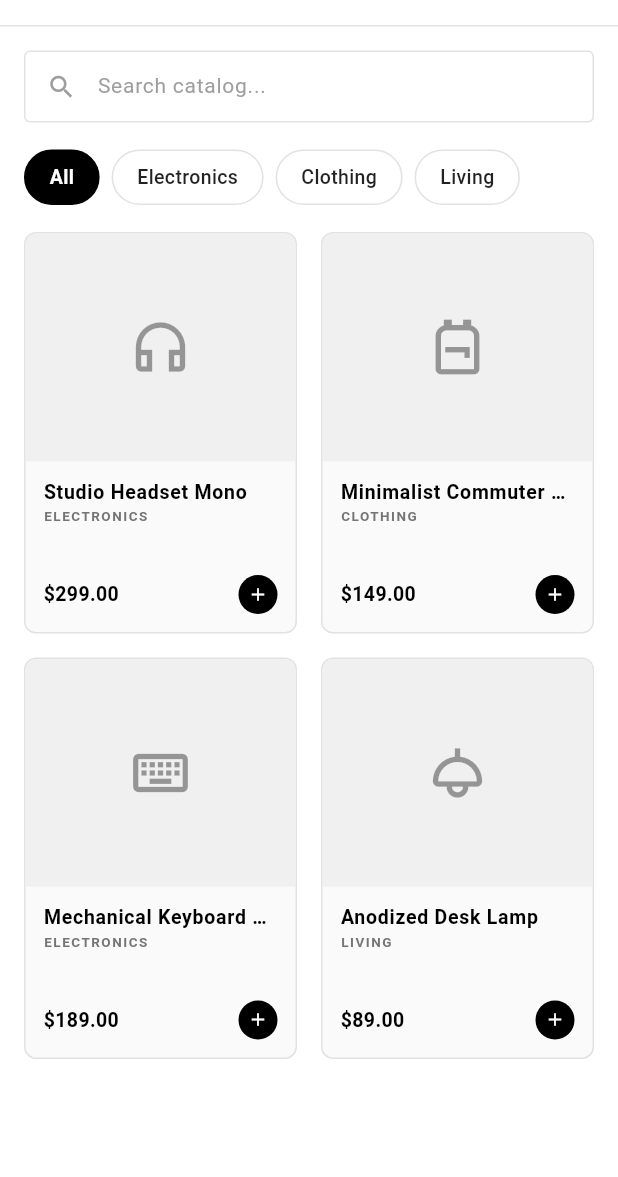
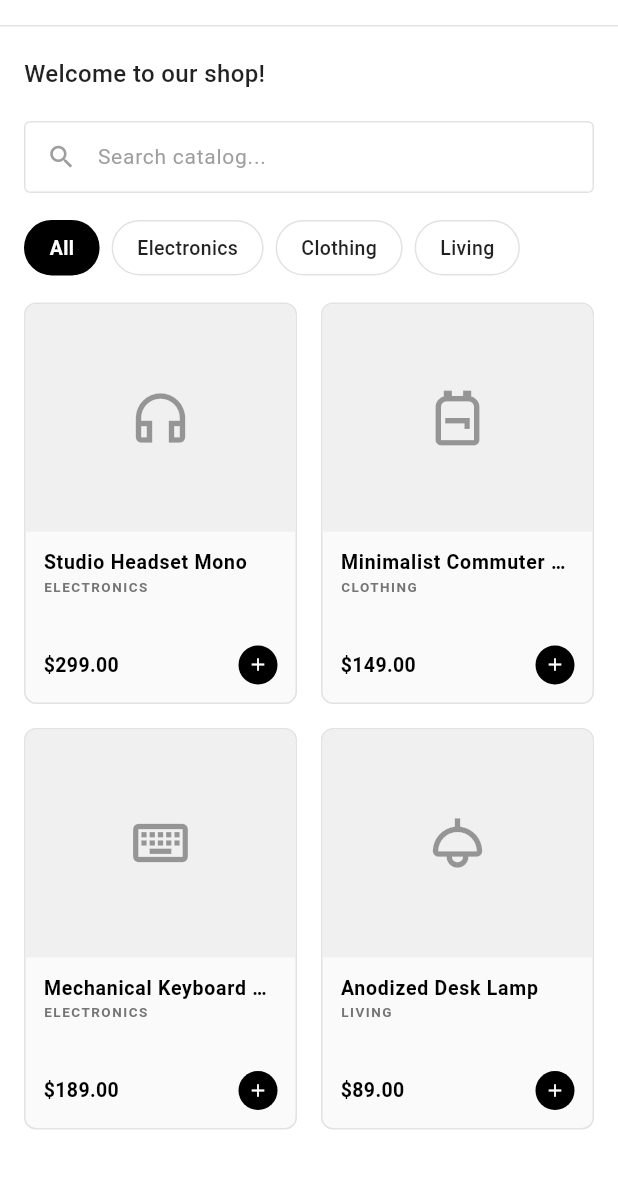
Before and after one commit to tanishpashte/Flagforge, a Flutter app: the screen it shows after launch, on a phone screen of 412 x 824 dp, the part 59-1236 px from its top. Run offline on Flutter 3.47's test engine with Material 3 defaults, Android fonts, the phone set to English and light mode, and no system bars; Roboto replaces fonts that are missing (SpaceGrotesk).

Commit message:
feat: implement conditional layout slots for banner, greeting, and chatbot

```diff
--- a/client_flutter/lib/main.dart
+++ b/client_flutter/lib/main.dart
@@ -115,13 +115,35 @@ class Product {
 }
 
 class ECommerceDashboard extends StatefulWidget {
-  const ECommerceDashboard({super.key});
+  final String? welcomeMessage;
+  final bool? showSpecialOffer;
+  final bool? showChatbot;
+
+  const ECommerceDashboard({
+    super.key,
+    this.welcomeMessage,
+    this.showSpecialOffer,
+    this.showChatbot,
+  });
 
   @override
   State<ECommerceDashboard> createState() => _ECommerceDashboardState();
 }
 
 class _ECommerceDashboardState extends State<ECommerceDashboard> {
+  // Local state mapping
+  late String welcomeMessage;
+  late bool showSpecialOffer;
+  late bool showChatbot;
+
+  @override
+  void initState() {
+    super.initState();
+    welcomeMessage = widget.welcomeMessage ?? "Welcome to our shop!";
+    showSpecialOffer = widget.showSpecialOffer ?? false;
+    showChatbot = widget.showChatbot ?? false;
+  }
+
   // Static mock items
   static const List<Product> _products = [
     Product(
@@ -220,6 +242,19 @@ class _ECommerceDashboardState extends State<ECommerceDashboard> {
             // Minimal Divider
             Container(height: 1, color: borderColor),
 
+            // Greeting Widget
+            Padding(
+              padding: const EdgeInsets.fromLTRB(16, 20, 16, 4),
+              child: Text(
+                welcomeMessage,
+                style: TextStyle(
+                  fontSize: 16,
+                  fontWeight: FontWeight.w500,
+                  color: isDark ? Colors.white70 : Colors.black87,
+                ),
+              ),
+            ),
+
             // Search Input
             Padding(
               padding: const EdgeInsets.fromLTRB(16, 16, 16, 8),
@@ -300,6 +335,40 @@ class _ECommerceDashboardState extends State<ECommerceDashboard> {
                 }).toList(),
               ),
             ),
+
+            if (showSpecialOffer)
+              Padding(
+                padding: const EdgeInsets.symmetric(horizontal: 16, vertical: 8),
+                child: Container(
+                  width: double.infinity,
+                  padding: const EdgeInsets.symmetric(horizontal: 16, vertical: 12),
+                  decoration: BoxDecoration(
+                    gradient: const LinearGradient(
+                      colors: [Color(0xFFFF0055), Color(0xFFFF5500)],
+                      begin: Alignment.topLeft,
+                      end: Alignment.bottomRight,
+                    ),
+                    borderRadius: BorderRadius.circular(8),
+                  ),
+                  child: Row(
+                    children: [
+                      const Icon(Icons.local_offer_outlined, color: Colors.white, size: 20),
+                      const SizedBox(width: 10),
+                      const Expanded(
+                        child: Text(
+                          'SPECIAL OFFER: Use code ESSENTIALS20 for 20% off!',
+                          style: TextStyle(
+                            color: Colors.white,
+                            fontSize: 13,
+                            fontWeight: FontWeight.bold,
+                            letterSpacing: 0.5,
+                          ),
+                        ),
+                      ),
+                    ],
+                  ),
+                ),
+              ),
 
             // Catalog grid feed
             Expanded(
@@ -436,6 +505,54 @@ class _ECommerceDashboardState extends State<ECommerceDashboard> {
           ],
         ),
       ),
+      floatingActionButton: showChatbot
+          ? FloatingActionButton(
+              onPressed: () => _showChatbotDialog(context),
+              backgroundColor: isDark ? Colors.white : Colors.black,
+              foregroundColor: isDark ? Colors.black : Colors.white,
+              child: const Icon(Icons.chat_bubble_outline),
+            )
+          : null,
+    );
+  }
+
+  void _showChatbotDialog(BuildContext context) {
+    showDialog(
+      context: context,
+      builder: (context) {
+        final isDark = Theme.of(context).brightness == Brightness.dark;
+        return AlertDialog(
+          backgroundColor: isDark ? const Color(0xFF121212) : const Color(0xFFFFFFFF),
+          surfaceTintColor: Colors.transparent,
+          shape: RoundedRectangleBorder(
+            borderRadius: BorderRadius.circular(12),
+            side: BorderSide(
+              color: isDark ? const Color(0xFF282828) : const Color(0xFFE2E2E2),
+            ),
+          ),
+          title: const Text(
+            'SHOP ASSISTANT',
+            style: TextStyle(
+              fontSize: 16,
+              fontWeight: FontWeight.w800,
+              letterSpacing: 1.0,
+            ),
+          ),
+          content: const Text('Hello! How can I assist you with your order today?'),
+          actions: [
+            TextButton(
+              onPressed: () => Navigator.of(context).pop(),
+              child: Text(
+                'CLOSE',
+                style: TextStyle(
+                  color: isDark ? Colors.white : Colors.black,
+                  fontWeight: FontWeight.w700,
+                ),
+              ),
+            ),
+          ],
+        );
+      },
     );
   }
 
```
Also changed, not shown: 1 other file.
